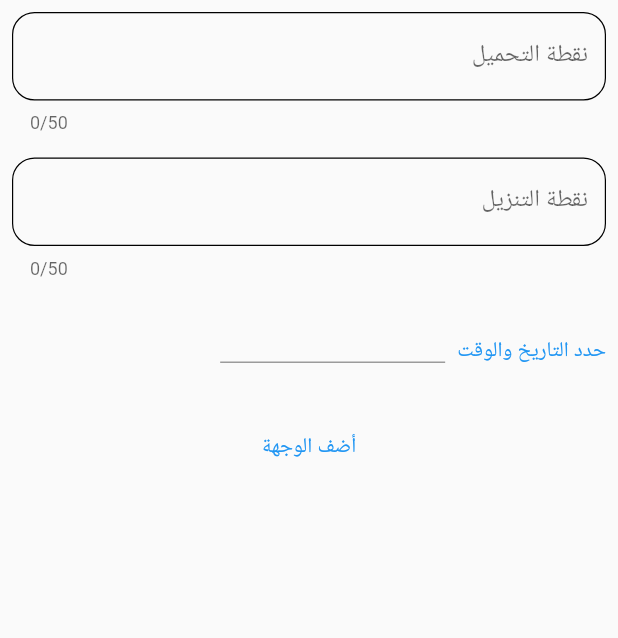
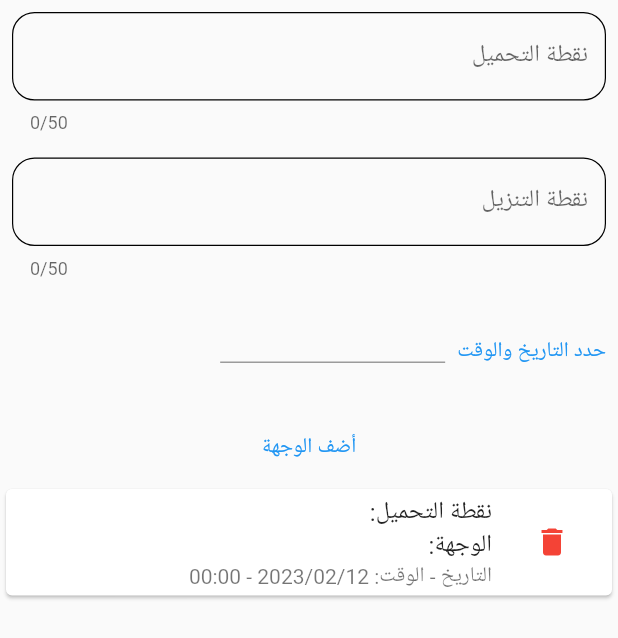
Before and after one commit to a7madi/masar, a Flutter app: the TripScheduleForm screen opened directly, after a tap on "أضف الوجهة", on a phone screen of 412 x 824 dp. Shown: the top 638 px of the screen. Run offline on Flutter 3.47's test engine with Material 2 defaults, Android fonts, the phone set to English and light mode, and no system bars.

Commit message:
Feat: work on addNewDesitination function

```diff
--- a/lib/model/destination.dart
+++ b/lib/model/destination.dart
@@ -10,4 +10,13 @@ class Destiniation{
     _dropPoint = dropPoint;
     _travelDate = travelDate;
   }
+  String getPickupLocation(){
+    return _pickPoint;
+  }
+  String getDropLocation(){
+    return _dropPoint;
+  }
+  DateTime getDate(){
+    return _travelDate;
+  }
 }
--- a/lib/pages/create_travel_pages/trip_schedule_page.dart
+++ b/lib/pages/create_travel_pages/trip_schedule_page.dart
@@ -1,4 +1,5 @@
 import 'package:flutter/material.dart';
+import 'package:masar/model/destination.dart';
 import 'package:masar/pages/create_travel_pages/widgets/form_text_field_widget.dart';
 
 class TripScheduleForm extends StatefulWidget {
@@ -10,12 +11,12 @@ class TripScheduleForm extends StatefulWidget {
 
 class _TripScheduleFormState extends State<TripScheduleForm> {
   DateTime _date = DateTime.now();
-  var _pickedDate = '';
   TimeOfDay _time = const TimeOfDay(hour: 0, minute: 0);
   final _txtCntDateTime = TextEditingController();
   final _formKey = GlobalKey<FormState>();
   final _txtCntPickupLocation = TextEditingController();
   final _txtCntDropLocation = TextEditingController();
+  final List<Destiniation> _dList = [];
   @override
   Widget build(BuildContext context) {
     return Scaffold(
@@ -36,7 +37,30 @@ class _TripScheduleFormState extends State<TripScheduleForm> {
                   maxInputDigits: 50,
                 ),
                 _dateTimePicker(),
-                TextButton(onPressed: () {}, child: const Text('أضف الوجهة')),
+                TextButton(
+                    onPressed: () {
+                      setState(() {
+                        _dList.add(
+                          Destiniation(
+                            pickPoint: _txtCntPickupLocation.text,
+                            dropPoint: _txtCntDropLocation.text,
+                            travelDate: DateTime(_date.year, _date.month,
+                                _date.day, _time.hour, _time.minute),
+                          ),
+                        );
+                      });
+                    },
+                    child: const Text('أضف الوجهة')),
+                Expanded(
+                    child: ListView.builder(
+                        itemCount: _dList.length,
+                        itemBuilder: (ctx, i) {
+                          return _destinationCard(
+                              pickup: _dList[i].getPickupLocation(),
+                              drop: _dList[i].getDropLocation(),
+                              date: _dList[i].getDate(),
+                              index: i);
+                        }))
               ],
             ),
           )),
@@ -97,29 +121,36 @@ class _TripScheduleFormState extends State<TripScheduleForm> {
   }
 
   void _setPickedDate() {
-    _pickedDate = '${(_time.hour > 9) ? _time.hour : '0' '${_time.hour}'}:${(_time.minute > 9) ? _time.minute : '0' '${_time.minute}'} - ${_date.toString().substring(0, 10).replaceAll('-', '/')}';
-
     setState(() {
-      _txtCntDateTime.text = _pickedDate;
+      _txtCntDateTime.text = '${(_time.hour > 9) ? _time.hour : '0' '${_time.hour}'}:${(_time.minute > 9) ? _time.minute : '0' '${_time.minute}'} - ${_date.toString().substring(0, 10).replaceAll('-', '/')}';
     });
   }
 
-  Card _destinationCard() {
+  Card _destinationCard({
+    required String pickup,
+    required String drop,
+    required DateTime date, required int index,
+  }) {
     return Card(
       child: ListTile(
         title: Column(
           crossAxisAlignment: CrossAxisAlignment.start,
-          children: const <Widget>[
-            Text('نقطة التحميل: فندق مكة المكرمة'),
+          children: <Widget>[
+            Text('نقطة التحميل: $pickup'),
             // SizedBox(
             //   width: 2,
             // ),
-            Text('الوجهة: مزارات مكة جعرانة')
+            Text('الوجهة: $drop')
           ],
         ),
-        subtitle: const Text('التاريخ: 2023/02/11'),
+        subtitle: Text(
+            'التاريخ - الوقت: ${date.toString().substring(0, 10).replaceAll('-', '/')} - ${(date.hour > 9) ? date.hour : '0' '${date.hour}'}:${(date.minute > 9) ? date.minute : '0' '${date.minute}'}'),
         leading: IconButton(
-            onPressed: () {},
+            onPressed: () {
+              setState(() {
+                _dList.removeAt(index);
+              });
+            },
             icon: const Icon(
               Icons.delete,
               color: Colors.red,
```
